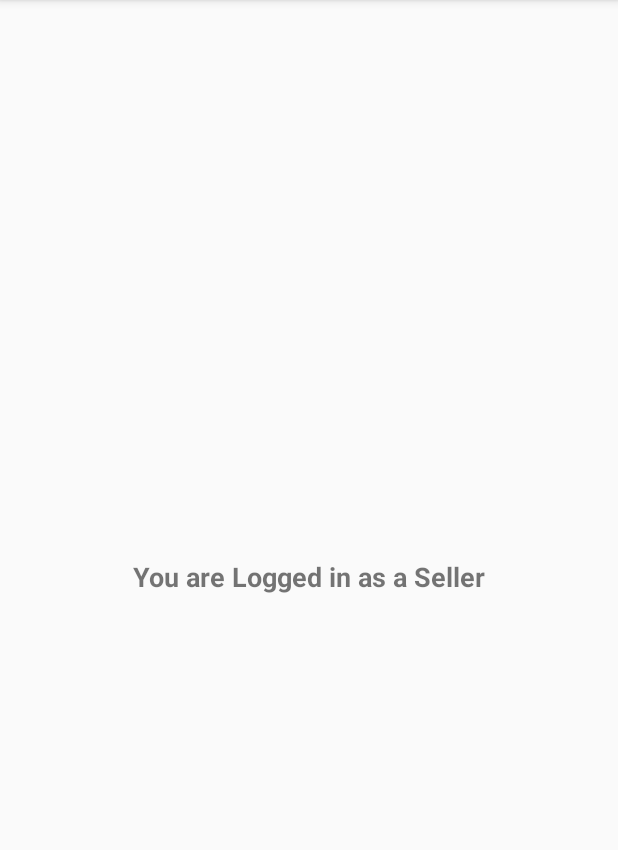
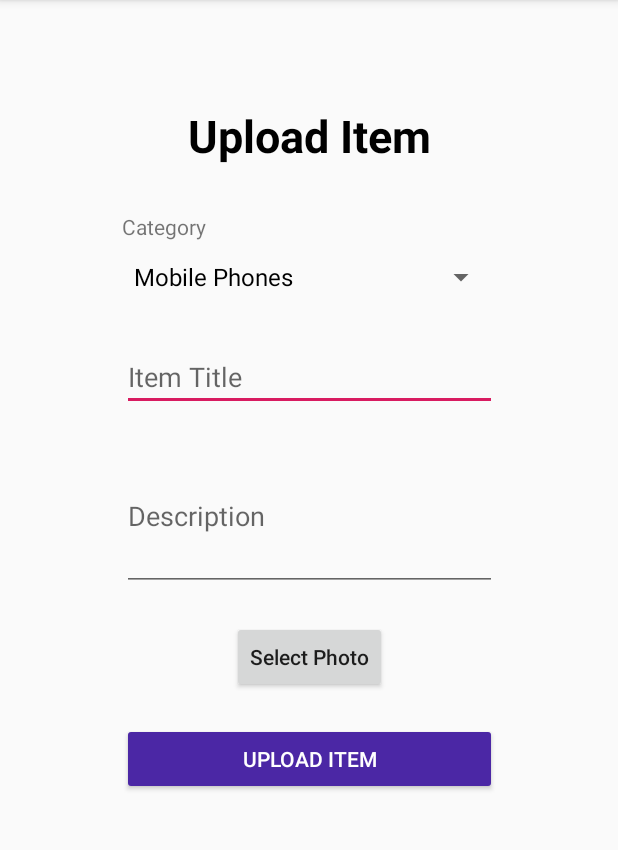
Before and after one commit to avinabaray/Old-Sold-Android-App, an Android app: the SellerLoggedIn screen opened directly, with no data from a screen before it, on a phone screen of 412 x 824 dp, the part 84-934 px from its top. Run offline under Robolectric (Android 15) with nearby library versions, the phone set to English and light mode, and no system bars; our stand-ins replace Firebase (no records; nobody signed in at launch, a user with empty details on screens opened directly).

Commit message:
activity_seller_logged_in.xml modified with all fields. Firebase Storage dependency added.

```diff
--- a/app/build.gradle
+++ b/app/build.gradle
@@ -30,6 +30,7 @@ dependencies {
     implementation 'com.google.firebase:firebase-analytics:17.2.0'
     implementation 'com.google.firebase:firebase-auth:19.2.0'
     implementation 'com.google.firebase:firebase-firestore:21.3.1'
+    implementation 'com.google.firebase:firebase-storage:19.1.0'
 }
 
 apply plugin: 'com.google.gms.google-services'
--- a/app/src/main/java/com/avinabaray/oldsold/SellerLoggedIn.java
+++ b/app/src/main/java/com/avinabaray/oldsold/SellerLoggedIn.java
@@ -7,20 +7,42 @@ import android.content.Intent;
 import android.os.Bundle;
 import android.view.Menu;
 import android.view.MenuItem;
+import android.widget.ArrayAdapter;
+import android.widget.Spinner;
 
 import com.google.firebase.auth.FirebaseAuth;
 
+import java.util.ArrayList;
+import java.util.List;
+
 public class SellerLoggedIn extends BaseActivity {
 
-        @Override
-        public void onBackPressed() {
-            // Uncomment the line below to enable BACK button
+    @Override
+    public void onBackPressed() {
+        // Uncomment the line below to enable BACK button
 //        super.onBackPressed();
-        }
+    }
 
     @Override
     protected void onCreate(Bundle savedInstanceState) {
         super.onCreate(savedInstanceState);
         setContentView(R.layout.activity_seller_logged_in);
+
+        // Setup Dropdown Menu
+        List<String> itemCategories = new ArrayList<String>();
+        itemCategories.add("Mobile Phones");
+        itemCategories.add("Furniture");
+        itemCategories.add("Home Appliances");
+        itemCategories.add("Gadgets");
+
+        Spinner spinnerItemCategory = findViewById(R.id.spinnerItemCategory);
+        ArrayAdapter<String> itemCategoryAdapter = new ArrayAdapter<String>(
+                this,
+                android.R.layout.simple_spinner_dropdown_item,
+                itemCategories
+        );
+        spinnerItemCategory.setAdapter(itemCategoryAdapter);
+
+
     }
 }
--- a/app/src/main/res/layout/activity_seller_logged_in.xml
+++ b/app/src/main/res/layout/activity_seller_logged_in.xml
@@ -7,15 +7,80 @@
     tools:context=".SellerLoggedIn">
 
     <TextView
-        android:id="@+id/textView2"
+        android:id="@+id/textView7"
         android:layout_width="wrap_content"
         android:layout_height="wrap_content"
-        android:text="You are Logged in as a Seller"
-        android:textSize="18sp"
+        android:layout_marginTop="70dp"
+        android:text="Upload Item"
+        android:textColor="@color/common_google_signin_btn_text_dark_focused"
+        android:textSize="30sp"
         android:textStyle="bold"
-        app:layout_constraintBottom_toBottomOf="parent"
         app:layout_constraintEnd_toEndOf="parent"
         app:layout_constraintStart_toStartOf="parent"
         app:layout_constraintTop_toTopOf="parent" />
 
+    <Spinner
+        android:id="@+id/spinnerItemCategory"
+        android:layout_width="250dp"
+        android:layout_height="wrap_content"
+        android:layout_marginTop="50dp"
+        app:layout_constraintEnd_toEndOf="parent"
+        app:layout_constraintStart_toStartOf="parent"
+        app:layout_constraintTop_toBottomOf="@+id/textView7" />
+
+    <TextView
+        android:id="@+id/textView8"
+        android:layout_width="wrap_content"
+        android:layout_height="wrap_content"
+        android:text="Category"
+        app:layout_constraintBottom_toTopOf="@+id/spinnerItemCategory"
+        app:layout_constraintStart_toStartOf="@+id/spinnerItemCategory" />
+
+    <EditText
+        android:id="@+id/editText"
+        android:layout_width="250dp"
+        android:layout_height="wrap_content"
+        android:layout_marginTop="20dp"
+        android:ems="10"
+        android:hint="Item Title"
+        android:inputType="textPersonName"
+        app:layout_constraintEnd_toEndOf="parent"
+        app:layout_constraintStart_toStartOf="parent"
+        app:layout_constraintTop_toBottomOf="@+id/spinnerItemCategory" />
+
+    <EditText
+        android:id="@+id/editText2"
+        android:layout_width="250dp"
+        android:layout_height="100dp"
+        android:layout_marginTop="20dp"
+        android:ems="10"
+        android:gravity="center|start"
+        android:hint="Description"
+        android:inputType="textMultiLine"
+        app:layout_constraintEnd_toEndOf="parent"
+        app:layout_constraintStart_toStartOf="parent"
+        app:layout_constraintTop_toBottomOf="@+id/editText" />
+
+    <Button
+        android:id="@+id/button2"
+        android:layout_width="wrap_content"
+        android:layout_height="wrap_content"
+        android:layout_marginTop="20dp"
+        android:text="Select Photo"
+        android:textAllCaps="false"
+        app:layout_constraintEnd_toEndOf="parent"
+        app:layout_constraintStart_toStartOf="parent"
+        app:layout_constraintTop_toBottomOf="@+id/editText2" />
+
+    <Button
+        android:id="@+id/button3"
+        android:layout_width="250dp"
+        android:layout_height="wrap_content"
+        android:layout_marginTop="20dp"
+        android:backgroundTint="#4B27A5"
+        android:text="Upload Item"
+        android:textColor="@color/common_google_signin_btn_text_dark_default"
+        app:layout_constraintEnd_toEndOf="parent"
+        app:layout_constraintStart_toStartOf="parent"
+        app:layout_constraintTop_toBottomOf="@+id/button2" />
 </androidx.constraintlayout.widget.ConstraintLayout>
--- a/app/src/main/res/values/strings.xml
+++ b/app/src/main/res/values/strings.xml
@@ -5,8 +5,8 @@
     <string name="loginButton">Login</string>
     <string name="registerUser">New User? Register Now</string>
     <string name="registerButton">Register</string>
-    <string name="logoutMenuOption">Logout</string>
-    <string name="helpMenuOption">Help</string>
+    <string name="logoutMenuOption">📤Logout</string>
+    <string name="helpMenuOption">❓Help</string>
 
 
 </resources>
```
